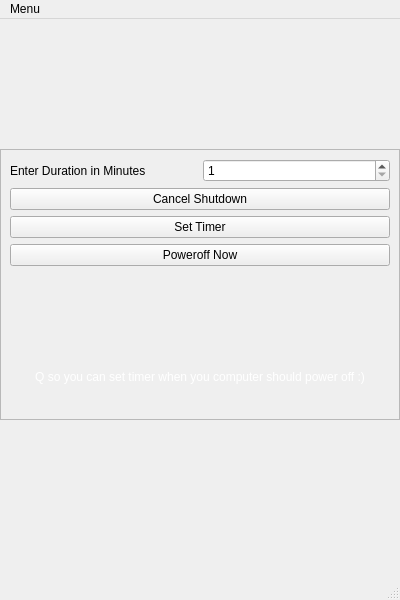
Above: mainwindow.ui from vishal-ahirwar/Smanager before the change. Below: the same form after it.
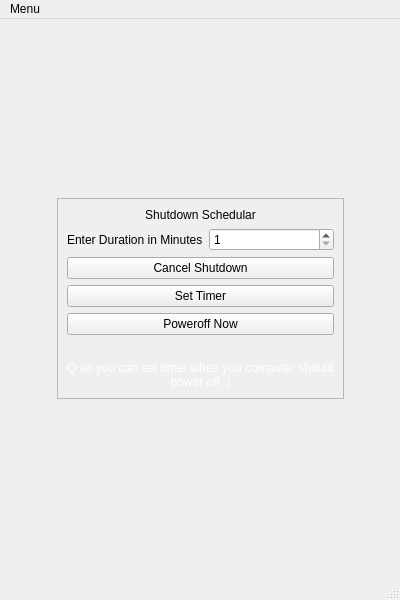
That is the form after the change. Icons and pictures are not drawn.

```diff
--- a/mainwindow.ui
+++ b/mainwindow.ui
@@ -10,18 +10,6 @@
     <height>600</height>
    </rect>
   </property>
-  <property name="minimumSize">
-   <size>
-    <width>400</width>
-    <height>600</height>
-   </size>
-  </property>
-  <property name="maximumSize">
-   <size>
-    <width>400</width>
-    <height>600</height>
-   </size>
-  </property>
   <property name="windowTitle">
    <string>Q</string>
   </property>
@@ -32,15 +20,22 @@
    <string notr="true"/>
   </property>
   <widget class="QWidget" name="centralwidget">
+   <layout class="QGridLayout" name="gridLayout">
+    <item row="0" column="1">
+     <spacer name="verticalSpacer">
+      <property name="orientation">
+       <enum>Qt::Orientation::Vertical</enum>
+      </property>
+      <property name="sizeHint" stdset="0">
+       <size>
+        <width>20</width>
+        <height>40</height>
+       </size>
+      </property>
+     </spacer>
+    </item>
+    <item row="1" column="1">
    <widget class="QFrame" name="frame">
-    <property name="geometry">
-     <rect>
-      <x>0</x>
-      <y>130</y>
-      <width>400</width>
-      <height>271</height>
-     </rect>
-    </property>
     <property name="frameShape">
      <enum>QFrame::StyledPanel</enum>
     </property>
@@ -48,6 +43,19 @@
      <enum>QFrame::Raised</enum>
     </property>
     <layout class="QVBoxLayout" name="verticalLayout_2">
+       <item>
+        <widget class="QLabel" name="label_2">
+         <property name="styleSheet">
+          <string notr="true">font: 18pt &quot;Segoe UI&quot;;</string>
+         </property>
+         <property name="text">
+          <string>Shutdown Schedular</string>
+         </property>
+         <property name="alignment">
+          <set>Qt::AlignmentFlag::AlignCenter</set>
+         </property>
+        </widget>
+       </item>
      <item>
       <layout class="QVBoxLayout" name="verticalLayout">
        <item>
@@ -125,6 +133,47 @@
      </item>
     </layout>
    </widget>
+    </item>
+    <item row="1" column="0">
+     <spacer name="horizontalSpacer">
+      <property name="orientation">
+       <enum>Qt::Orientation::Horizontal</enum>
+      </property>
+      <property name="sizeHint" stdset="0">
+       <size>
+        <width>40</width>
+        <height>20</height>
+       </size>
+      </property>
+     </spacer>
+    </item>
+    <item row="1" column="2">
+     <spacer name="horizontalSpacer_2">
+      <property name="orientation">
+       <enum>Qt::Orientation::Horizontal</enum>
+      </property>
+      <property name="sizeHint" stdset="0">
+       <size>
+        <width>40</width>
+        <height>20</height>
+       </size>
+      </property>
+     </spacer>
+    </item>
+    <item row="2" column="1">
+     <spacer name="verticalSpacer_2">
+      <property name="orientation">
+       <enum>Qt::Orientation::Vertical</enum>
+      </property>
+      <property name="sizeHint" stdset="0">
+       <size>
+        <width>20</width>
+        <height>40</height>
+       </size>
+      </property>
+     </spacer>
+    </item>
+   </layout>
   </widget>
   <widget class="QMenuBar" name="menubar">
    <property name="geometry">
```
Left out of the diff: 10 changed lines with no effect on the pictures. Lines whose indentation alone changed are shown as unchanged.
